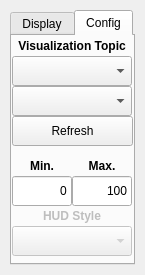
Old version of the form resource/GenericHUD.ui in the repository qutas/rqt_generic_hud.
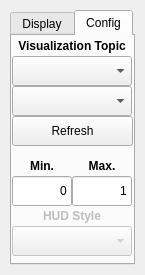
New version of the form. The open tabs and pages were chosen to show the change.

```diff
--- a/resource/GenericHUD.ui
+++ b/resource/GenericHUD.ui
@@ -137,7 +137,7 @@
       </rect>
      </property>
      <property name="text">
-      <string>100</string>
+      <string>1</string>
      </property>
      <property name="alignment">
       <set>Qt::AlignRight|Qt::AlignTrailing|Qt::AlignVCenter</set>
```
Left out of the diff: 2 changed lines with no effect on the pictures.
